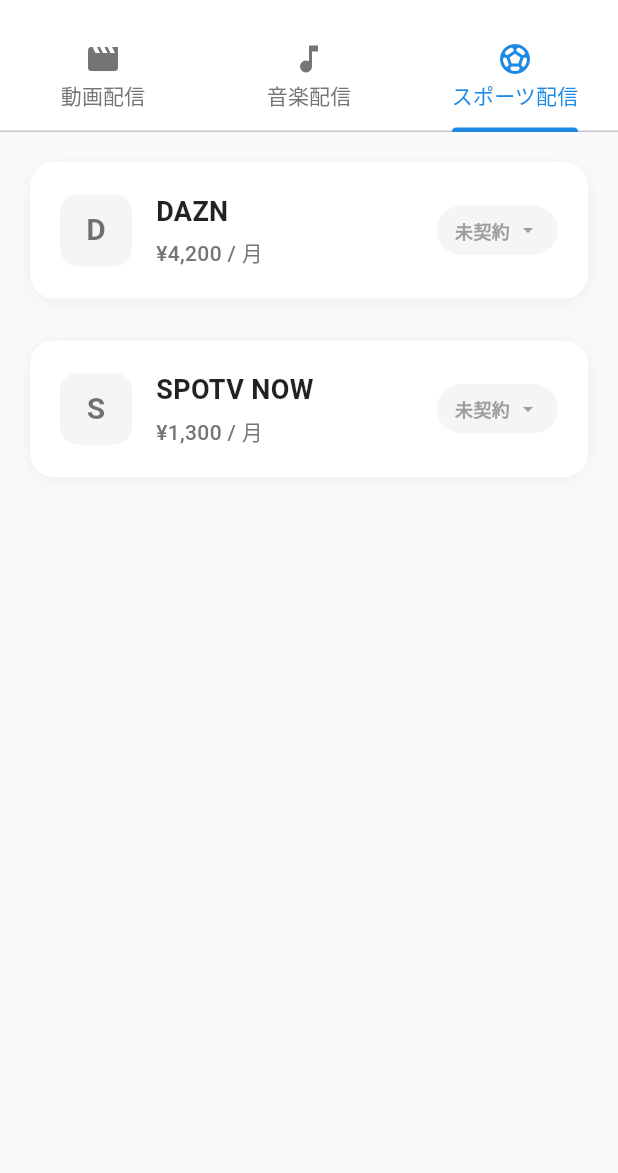
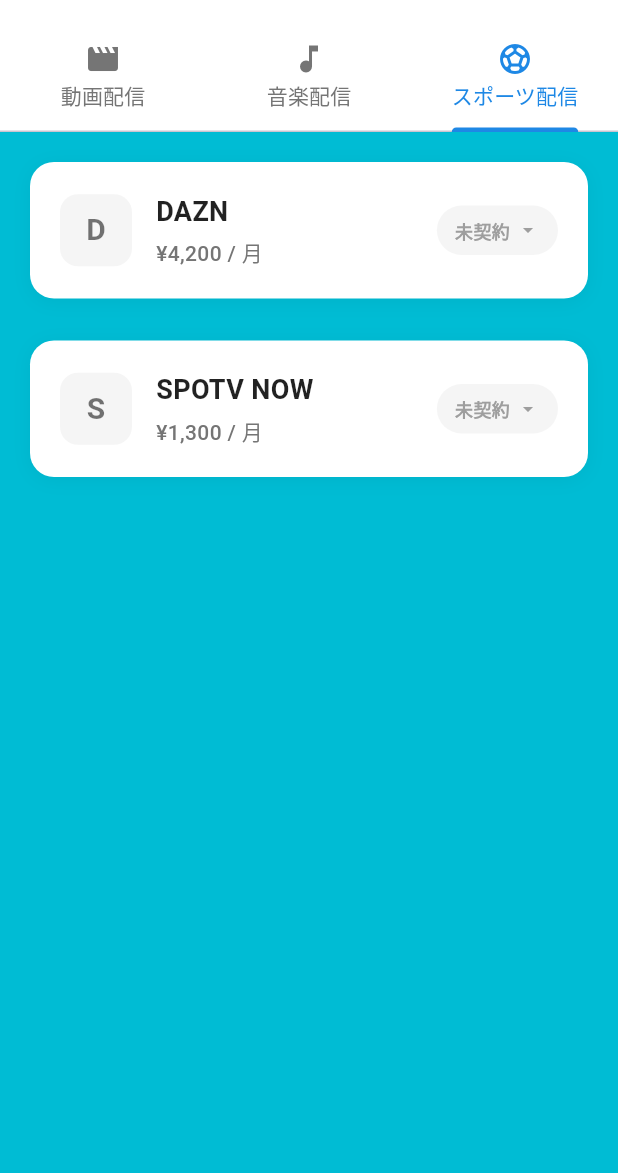
Before and after one commit to tomohiro1024/claude_code_subscription_flutter, a Flutter app: the screen it shows after launch, tab 3 chosen, on a phone screen of 412 x 824 dp, the part 63-1236 px from its top. Run offline on Flutter 3.47's test engine with Material 3 defaults, Android fonts, the phone set to English and light mode, and no system bars; our stand-ins replace shared_preferences; network calls fail; Roboto replaces fonts that are missing (Hiragino Sans).

Commit message:
change color

```diff
--- a/lib/screens/home_screen.dart
+++ b/lib/screens/home_screen.dart
@@ -39,7 +39,7 @@
   @override
   Widget build(BuildContext context) {
     return Scaffold(
-      backgroundColor: Colors.grey[50],
+      backgroundColor: Colors.cyan,
       appBar: AppBar(
         backgroundColor: Colors.white,
         elevation: 0,
```
